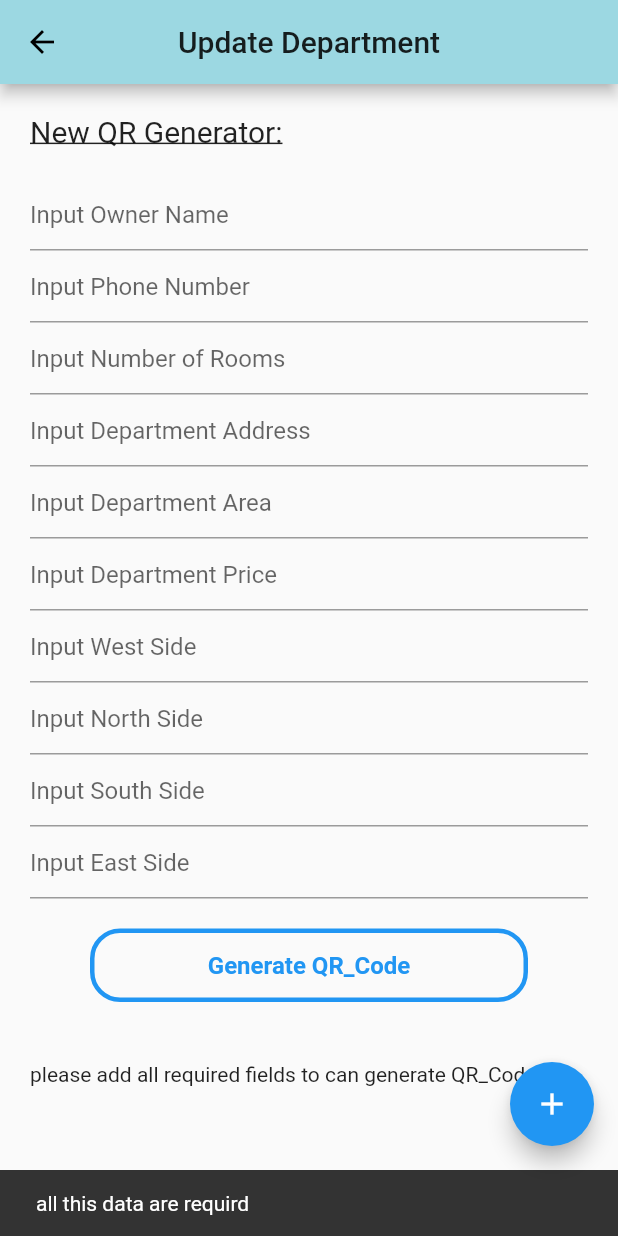
After one commit to alrashidi7/Estates-ID, a Flutter app: the UpdateDepartment screen opened by its route, after a tap on "Generate QR_Code", on a phone screen of 412 x 824 dp. The commit adds this screen. Run offline on Flutter 3.47's test engine with Material 2 defaults, Android fonts, the phone set to English and light mode, and no system bars; our stand-ins replace qr_flutter; missing offline and left inert: barcode_scan.

Commit message:
Estates Identifier

```diff
--- a/lib/main.dart
+++ b/lib/main.dart
@@ -5,6 +5,9 @@ import 'package:estates_identifier/screens/homePage.dart';
 import 'package:estates_identifier/screens/login.dart';
 import 'package:estates_identifier/screens/mainPage.dart';
 import 'package:estates_identifier/screens/register.dart';
+import 'package:estates_identifier/screens/updateDepartment.dart';
+import 'package:estates_identifier/screens/updateHouse.dart';
+import 'package:estates_identifier/screens/updateLand.dart';
 import 'package:flutter/material.dart';
 
 
@@ -25,8 +28,11 @@ class MyApp extends StatelessWidget {
         "/home":(context)=> new HomePage("",""),
         "/addLand":(context)=> new AddLand(),
         "/addHouse":(context)=> new AddHouse(),
+        "/register":(context)=> new Register(),
         "/addDepartment":(context)=> new AddDepartment(),
-        "/register":(context)=> new Register(),
+        "/updateLand":(context)=> new UpdateLand(""),
+        "/updateHouse":(context)=> new UpdateHouse(""),
+        "/updateDepartment":(context)=> new UpdateDepartment(""),
       },
     );
   }
--- /dev/null
+++ b/lib/screens/updateDepartment.dart
@@ -0,0 +1,185 @@
+import 'package:estates_identifier/viewModels/postViewModels.dart';
+import 'package:flutter/cupertino.dart';
+import 'package:flutter/material.dart';
+import 'package:qr_flutter/qr_flutter.dart';
+
+class UpdateDepartment extends StatefulWidget {
+  final String id;
+
+
+  UpdateDepartment(this.id);
+
+  @override
+  _AddDepartmentState createState() => _AddDepartmentState();
+}
+
+class _AddDepartmentState extends State<UpdateDepartment> {
+  final ownerName = TextEditingController();
+  final phoneNumber = TextEditingController();
+  final area = TextEditingController();
+  final numRooms = TextEditingController();
+  final price = TextEditingController();
+  final southSide = TextEditingController();
+  final westSide = TextEditingController();
+  final northSide = TextEditingController();
+  final eastSide = TextEditingController();
+  final address = TextEditingController();
+  PostViewModel postViewModel;
+  GlobalKey<ScaffoldState> globalKey = new GlobalKey<ScaffoldState>();
+  String qrData = "qenerate";
+  bool isGenerate = false;
+
+  showSnackbar(String message) {
+    globalKey.currentState.showSnackBar(SnackBar(content: Text(message)));
+  }
+  @override
+  void initState() {
+    // TODO: implement initState
+    postViewModel = new PostViewModel();
+    super.initState();
+  }
+  @override
+  Widget build(BuildContext context) {
+    final UpdateDepartment args = ModalRoute.of(context).settings.arguments;
+
+    return Scaffold(
+      key: globalKey,
+      appBar: AppBar(
+        title: Text('Update Department'),
+        centerTitle: true,
+        actions: <Widget>[],
+      ),
+      body: SingleChildScrollView(
+        child: Container(
+          padding: EdgeInsets.all(20.0),
+          child: Column(
+            crossAxisAlignment: CrossAxisAlignment.stretch,
+            mainAxisAlignment: MainAxisAlignment.center,
+            children: <Widget>[
+              Text(
+                "New QR Generator:",
+                style: TextStyle(
+                    fontSize: 20.0, decoration: TextDecoration.underline),
+              ),
+              SizedBox(
+                height: 20,
+              ),
+              TextField(
+                controller: ownerName,
+                decoration: InputDecoration(
+                  hintText: "Input Owner Name",
+                ),
+              ),
+              TextField(
+                controller: phoneNumber,
+                decoration: InputDecoration(
+                  hintText: "Input Phone Number",
+                ),
+              ),
+              TextField(
+                controller: numRooms,
+                decoration: InputDecoration(
+                  hintText: "Input Number of Rooms",
+                ),
+              ),
+              TextField(
+                  controller: address,
+                  decoration: InputDecoration(
+                    hintText: "Input Department Address",
+                  )),
+              TextField(
+                controller: area,
+                decoration: InputDecoration(
+                  hintText: "Input Department Area",
+                ),
+              ),
+              TextField(
+                controller: price,
+                decoration: InputDecoration(
+                  hintText: "Input Department Price",
+                ),
+              ),
+              TextField(
+                controller: westSide,
+                decoration: InputDecoration(
+                  hintText: "Input West Side",
+                ),
+              ),
+              TextField(
+                  controller: northSide,
+                  decoration: InputDecoration(
+                    hintText: "Input North Side",
+                  )),
+              TextField(
+                  controller: southSide,
+                  decoration: InputDecoration(
+                    hintText: "Input South Side",
+                  )),
+              TextField(
+                  controller: eastSide,
+                  decoration: InputDecoration(
+                    hintText: "Input East Side",
+                  )),
+              Padding(
+                padding: EdgeInsets.fromLTRB(40, 20, 40, 0),
+                child: FlatButton(
+                  padding: EdgeInsets.all(15.0),
+                  onPressed: () async {
+                    if (ownerName.text.isEmpty ||
+                        phoneNumber.text.isEmpty ||
+                        area.text.isEmpty ||
+                        numRooms.text.isEmpty ||
+                        price.text.isEmpty) {
+                      //a little validation for the textfield
+                      showSnackbar("all this data are requird");
+                    } else {
+                      String data =
+                          "Owner Name:${ownerName.text}\nPhoneNumber:${phoneNumber.text}\nDepartment Area:${area.text}\nNumber of Rooms:${numRooms.text}\nDepartmentPrice:${price.text}.SAR\nAddress:${address.text}\nWestSide:${westSide.text}\nEastSide:${eastSide.text}\nNorthSide:${northSide.text}\nSouthSide:${southSide.text}";
+                      setState(() {
+                        qrData = data;
+                        isGenerate = true;
+                      });
+                    }
+                  },
+                  child: Text(
+                    "Generate QR_Code",
+                    style: TextStyle(
+                        color: Colors.blue,
+                        fontSize: 16,
+                        fontWeight: FontWeight.bold),
+                  ),
+                  shape: RoundedRectangleBorder(
+                      side: BorderSide(color: Colors.blue, width: 3.0),
+                      borderRadius: BorderRadius.circular(20.0)),
+                ),
+              ),
+              SizedBox(
+                height: 40,
+              ),
+              isGenerate
+                  ? QrImage(data: qrData)
+                  : Text(
+                      "please add all required fields to can generate QR_Code"),
+              Container(
+                height: 40,
+              ),
+            ],
+          ),
+        ),
+      ),
+      floatingActionButton: FloatingActionButton(
+        onPressed: () {
+          // Add your onPressed code here!
+          if (isGenerate == true) {
+            postViewModel.updateDepartment(ownerName.text, phoneNumber.text, numRooms.text, address.text, area.text, price.text, westSide.text, northSide.text, eastSide.text, southSide.text,args.id);
+            showSnackbar("uploading data successfully");
+          } else {
+            showSnackbar("please generate QR_Code ");
+          }
+        },
+        child: Icon(Icons.add),
+        backgroundColor: Colors.blue,
+      ),
+    );
+  }
+}
--- /dev/null
+++ b/lib/screens/updateHouse.dart
@@ -0,0 +1,185 @@
+import 'package:estates_identifier/viewModels/postViewModels.dart';
+import 'package:flutter/cupertino.dart';
+import 'package:flutter/material.dart';
+import 'package:qr_flutter/qr_flutter.dart';
+
+class UpdateHouse extends StatefulWidget {
+  final String id;
+
+
+  UpdateHouse(this.id);
+
+  @override
+  _AddDepartmentState createState() => _AddDepartmentState();
+}
+
+class _AddDepartmentState extends State<UpdateHouse> {
+  final ownerName = TextEditingController();
+  final phoneNumber = TextEditingController();
+  final area = TextEditingController();
+  final numRooms = TextEditingController();
+  final price = TextEditingController();
+  final southSide = TextEditingController();
+  final westSide = TextEditingController();
+  final northSide = TextEditingController();
+  final eastSide = TextEditingController();
+  final address = TextEditingController();
+  PostViewModel postViewModel;
+  GlobalKey<ScaffoldState> globalKey = new GlobalKey<ScaffoldState>();
+  String qrData = "qenerate";
+  bool isGenerate = false;
+
+  showSnackbar(String message) {
+    globalKey.currentState.showSnackBar(SnackBar(content: Text(message)));
+  }
+  @override
+  void initState() {
+    // TODO: implement initState
+    postViewModel = new PostViewModel();
+    super.initState();
+  }
+  @override
+  Widget build(BuildContext context) {
+    final UpdateHouse args = ModalRoute.of(context).settings.arguments;
+
+    return Scaffold(
+      key: globalKey,
+      appBar: AppBar(
+        title: Text('Update House'),
+        centerTitle: true,
+        actions: <Widget>[],
+      ),
+      body: SingleChildScrollView(
+        child: Container(
+          padding: EdgeInsets.all(20.0),
+          child: Column(
+            crossAxisAlignment: CrossAxisAlignment.stretch,
+            mainAxisAlignment: MainAxisAlignment.center,
+            children: <Widget>[
+              Text(
+                "New QR Generator:",
+                style: TextStyle(
+                    fontSize: 20.0, decoration: TextDecoration.underline),
+              ),
+              SizedBox(
+                height: 20,
+              ),
+              TextField(
+                controller: ownerName,
+                decoration: InputDecoration(
+                  hintText: "Input Owner Name",
+                ),
+              ),
+              TextField(
+                controller: phoneNumber,
+                decoration: InputDecoration(
+                  hintText: "Input Phone Number",
+                ),
+              ),
+              TextField(
+                controller: numRooms,
+                decoration: InputDecoration(
+                  hintText: "Input Number of Rooms",
+                ),
+              ),
+              TextField(
+                  controller: address,
+                  decoration: InputDecoration(
+                    hintText: "Input Department Address",
+                  )),
+              TextField(
+                controller: area,
+                decoration: InputDecoration(
+                  hintText: "Input Department Area",
+                ),
+              ),
+              TextField(
+                controller: price,
+                decoration: InputDecoration(
+                  hintText: "Input Department Price",
+                ),
+              ),
+              TextField(
+                controller: westSide,
+                decoration: InputDecoration(
+                  hintText: "Input West Side",
+                ),
+              ),
+              TextField(
+                  controller: northSide,
+                  decoration: InputDecoration(
+                    hintText: "Input North Side",
+                  )),
+              TextField(
+                  controller: southSide,
+                  decoration: InputDecoration(
+                    hintText: "Input South Side",
+                  )),
+              TextField(
+                  controller: eastSide,
+                  decoration: InputDecoration(
+                    hintText: "Input East Side",
+                  )),
+              Padding(
+                padding: EdgeInsets.fromLTRB(40, 20, 40, 0),
+                child: FlatButton(
+                  padding: EdgeInsets.all(15.0),
+                  onPressed: () async {
+                    if (ownerName.text.isEmpty ||
+                        phoneNumber.text.isEmpty ||
+                        area.text.isEmpty ||
+                        numRooms.text.isEmpty ||
+                        price.text.isEmpty) {
+                      //a little validation for the textfield
+                      showSnackbar("all this data are requird");
+                    } else {
+                      String data =
+                          "Owner Name:${ownerName.text}\nPhoneNumber:${phoneNumber.text}\nDepartment Area:${area.text}\nNumber of Rooms:${numRooms.text}\nDepartmentPrice:${price.text}.SAR\nAddress:${address.text}\nWestSide:${westSide.text}\nEastSide:${eastSide.text}\nNorthSide:${northSide.text}\nSouthSide:${southSide.text}";
+                      setState(() {
+                        qrData = data;
+                        isGenerate = true;
+                      });
+                    }
+                  },
+                  child: Text(
+                    "Generate QR_Code",
+                    style: TextStyle(
+                        color: Colors.blue,
+                        fontSize: 16,
+                        fontWeight: FontWeight.bold),
+                  ),
+                  shape: RoundedRectangleBorder(
+                      side: BorderSide(color: Colors.blue, width: 3.0),
+                      borderRadius: BorderRadius.circular(20.0)),
+                ),
+              ),
+              SizedBox(
+                height: 40,
+              ),
+              isGenerate
+                  ? QrImage(data: qrData)
+                  : Text(
+                      "please add all required fields to can generate QR_Code"),
+              Container(
+                height: 40,
+              ),
+            ],
+          ),
+        ),
+      ),
+      floatingActionButton: FloatingActionButton(
+        onPressed: () {
+          // Add your onPressed code here!
+          if (isGenerate == true) {
+            postViewModel.updateHouse(ownerName.text, phoneNumber.text, numRooms.text, address.text, area.text, price.text, westSide.text, northSide.text, eastSide.text, southSide.text,args.id);
+            showSnackbar("uploading data successfully");
+          } else {
+            showSnackbar("please generate QR_Code ");
+          }
+        },
+        child: Icon(Icons.add),
+        backgroundColor: Colors.blue,
+      ),
+    );
+  }
+}
--- a/lib/viewModels/getViewModels.dart
+++ b/lib/viewModels/getViewModels.dart
@@ -7,7 +7,7 @@ import 'package:http/http.dart' as http;
 
 class GetViewModels {
   Future<List<HouseModel>> getAllHouses() async {
-    var url = "http://192.168.1.9/project-1/getAllHouses.php";
+    var url = "https://projectalifaisal.000webhostapp.com/back-end/getAllHouses.php";
     List<HouseModel> houseList = new List<HouseModel>();
     var response = await http.get(url); //
 
@@ -30,7 +30,7 @@ class GetViewModels {
 
 
   Future<List<DepartmentModel>> getAllDepartments() async {
-    var url = "http://192.168.1.9/project-1/getAllDepartment.php";
+    var url = "https://projectalifaisal.000webhostapp.com/back-end/getAllDepartment.php";
     var response = await http.get(url);
     List<DepartmentModel> departmentList = new List<DepartmentModel>();
     if(response.statusCode == 200){
@@ -54,7 +54,7 @@ class GetViewModels {
   }
 
   Future<List<LandModel>> getAllLands() async {
-    var url = "http://192.168.1.9/project-1/getAllLands.php";
+    var url = "https://projectalifaisal.000webhostapp.com/back-end/getAllLands.php";
     var response = await http.get(url);
     List<LandModel> landList = new List<LandModel>();
     if (response.statusCode == 200) {
--- a/lib/widgets/landsWidget.dart
+++ b/lib/widgets/landsWidget.dart
@@ -1,4 +1,5 @@
 import 'package:estates_identifier/models/landModel.dart';
+import 'package:estates_identifier/screens/updateLand.dart';
 import 'package:estates_identifier/viewModels/getViewModels.dart';
 import 'package:estates_identifier/viewModels/postViewModels.dart';
 import 'package:flutter/material.dart';
@@ -102,10 +103,10 @@ class _LandsWidgetState extends State<LandsWidget> {
   deleteItemAlertDialog(BuildContext context,String id) {
     // set up the buttons
     Widget cancelButton = FlatButton(
-      child: Text("Cancel"),
-      onPressed:  () {
-        Navigator.pop(context);
-      },
+        child: Text("Update"),
+        onPressed:  () {
+          Navigator.of(context).pushNamed( '/updateLand',arguments: UpdateLand(id));
+        }
     );
     Widget continueButton = FlatButton(
       child: Text("Delete",style: TextStyle(color: Colors.red),),
@@ -118,8 +119,8 @@ class _LandsWidgetState extends State<LandsWidget> {
 
     // set up the AlertDialog
     AlertDialog alert = AlertDialog(
-      title: Text("Delete this Item"),
-      content: Text("Would you like to delete this item?!"),
+      title: Text("Delete/Update this Item"),
+      content: Text("Would you like to delete or update this item?!"),
       actions: [
         cancelButton,
         continueButton,
```
Also changed, not shown: lib/viewModels/postViewModels.dart (+78 -7 lines).
